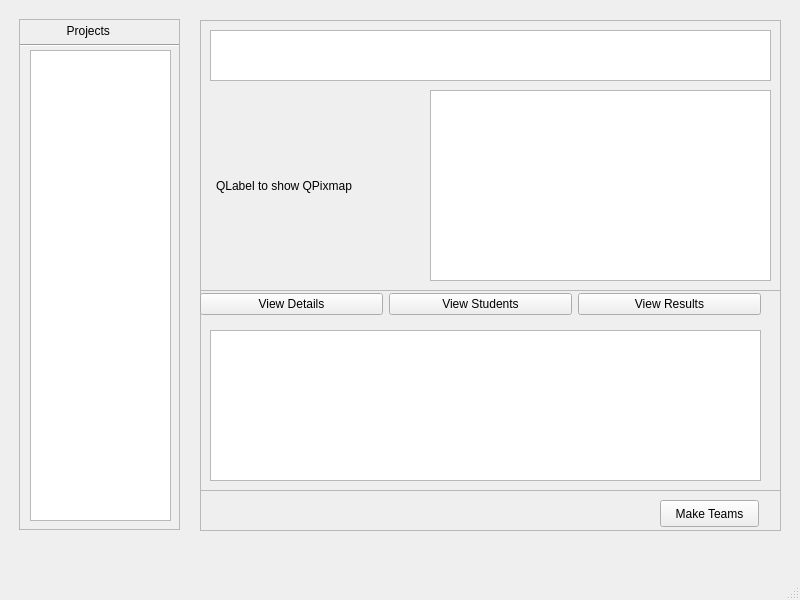
Qt form manageprojectsview.ui (abhinavthukral28/stuPID) before a commit.
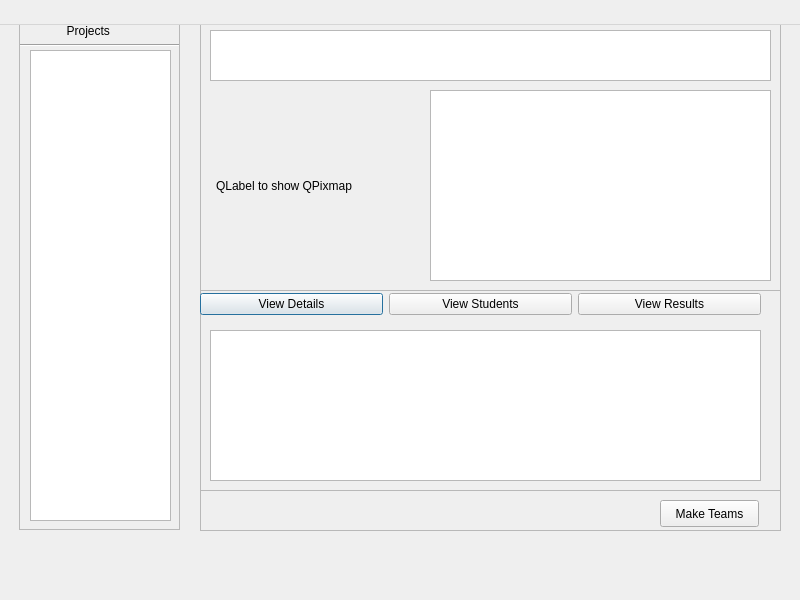
The same form after that commit.

The edit to the form file:
```diff
--- a/manageprojectsview.ui
+++ b/manageprojectsview.ui
@@ -1,7 +1,7 @@
 <?xml version="1.0" encoding="UTF-8"?>
 <ui version="4.0">
  <class>ManageProjectsView</class>
- <widget class="QMainWindow" name="ManageProjectsView">
+ <widget class="QDialog" name="ManageProjectsView">
   <property name="geometry">
    <rect>
     <x>0</x>
```
